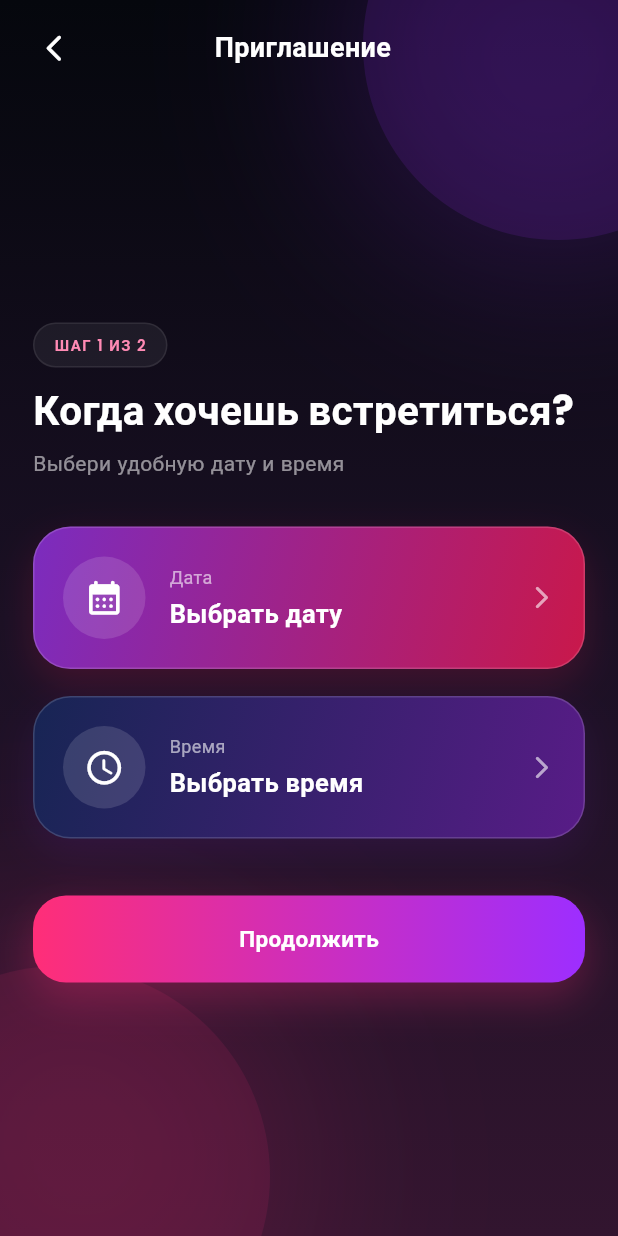
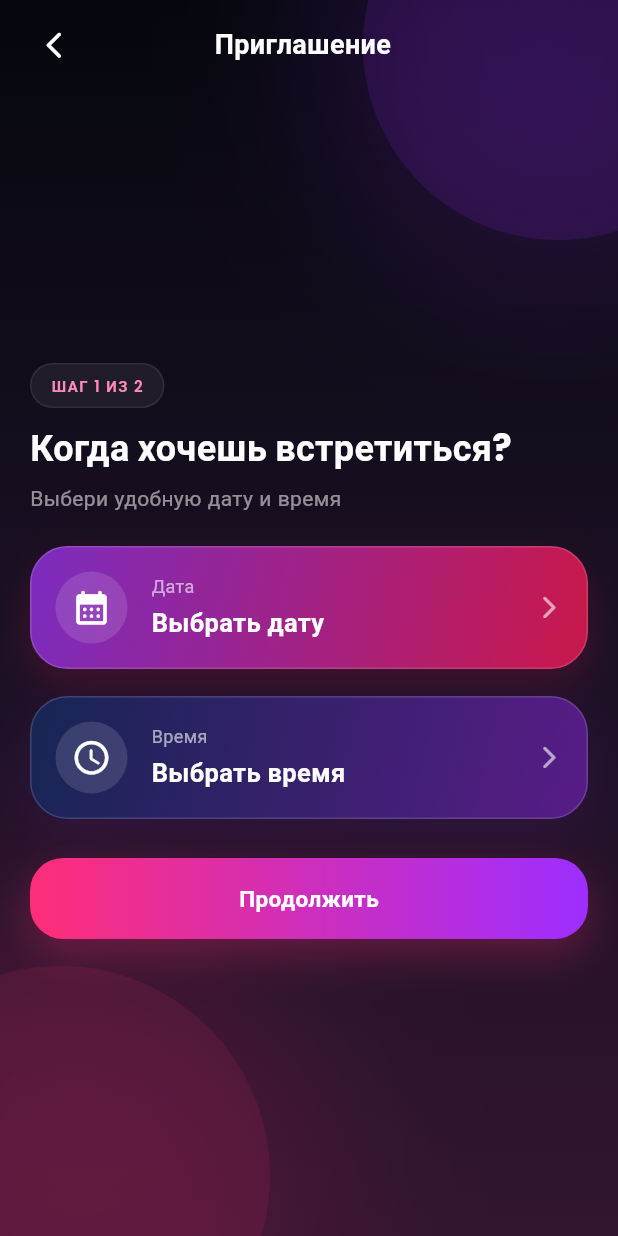
Before and after one commit to Bibka12/love-project, a Flutter app: the DateScreen screen opened directly, after a tap on "Конечно ❤️", on a phone screen of 412 x 824 dp. Run offline on Flutter 3.47's test engine with Material 3 defaults, Android fonts, the phone set to English and light mode, and no system bars; our stand-ins replace audio_service, audioplayers, google_fonts, just_audio, shared_preferences, vibration; accounts and stored records are empty; statements that could not run were skipped.

Commit message:
Improve mobile layout

```diff
--- a/lib/date_screen.dart
+++ b/lib/date_screen.dart
@@ -631,7 +631,12 @@ class _DateScreenState extends State<DateScreen> {
                               ),
                             );
                           },
+                      child: Center(
+                        child: ConstrainedBox(
+                          constraints: const BoxConstraints(maxWidth: 520),
                           child: buildCurrentStep(),
+                        ),
+                      ),
                     ),
                   ),
                 ],
@@ -691,8 +696,11 @@ class _DateScreenState extends State<DateScreen> {
   }
 
   Widget buildTopBar() {
-    return Padding(
-      padding: const EdgeInsets.fromLTRB(12, 8, 20, 5),
+    return Center(
+      child: ConstrainedBox(
+        constraints: const BoxConstraints(maxWidth: 560),
+        child: Padding(
+          padding: const EdgeInsets.fromLTRB(12, 6, 20, 4),
           child: Row(
             children: [
           IconButton(
@@ -727,6 +735,8 @@ class _DateScreenState extends State<DateScreen> {
               const SizedBox(width: 48),
             ],
           ),
+        ),
+      ),
     );
   }
 
@@ -752,13 +762,13 @@ class _DateScreenState extends State<DateScreen> {
   Widget buildIntroStep({required Key key}) {
     return SingleChildScrollView(
       key: key,
-      padding: const EdgeInsets.fromLTRB(24, 25, 24, 30),
+      padding: const EdgeInsets.fromLTRB(20, 10, 20, 24),
       child: Column(
         children: [
-          const SizedBox(height: 25),
+          const SizedBox(height: 8),
           Container(
-            width: 145,
-            height: 145,
+            width: 116,
+            height: 116,
             alignment: Alignment.center,
             decoration: BoxDecoration(
               shape: BoxShape.circle,
@@ -775,15 +785,15 @@ class _DateScreenState extends State<DateScreen> {
                 ),
               ],
             ),
-            child: const Text('💌', style: TextStyle(fontSize: 65)),
+            child: const Text('💌', style: TextStyle(fontSize: 52)),
           ),
-          const SizedBox(height: 42),
+          const SizedBox(height: 24),
           Text(
             'Жаааным, соскучилась по мне?',
             textAlign: TextAlign.center,
             style: GoogleFonts.poppins(
               color: Colors.white,
-              fontSize: 29,
+              fontSize: 24,
               fontWeight: FontWeight.bold,
               height: 1.25,
             ),
@@ -798,7 +808,7 @@ class _DateScreenState extends State<DateScreen> {
               height: 1.6,
             ),
           ),
-          const SizedBox(height: 48),
+          const SizedBox(height: 28),
           buildMainButton(
             title: 'Конечно ❤️',
             onTap: () async {
@@ -825,7 +835,7 @@ class _DateScreenState extends State<DateScreen> {
   Widget buildDateStep({required Key key}) {
     return SingleChildScrollView(
       key: key,
-      padding: const EdgeInsets.fromLTRB(22, 20, 22, 35),
+      padding: const EdgeInsets.fromLTRB(20, 12, 20, 26),
       child: Column(
         crossAxisAlignment: CrossAxisAlignment.start,
         children: [
@@ -835,7 +845,7 @@ class _DateScreenState extends State<DateScreen> {
             'Когда хочешь встретиться?',
             style: GoogleFonts.poppins(
               color: Colors.white,
-              fontSize: 27,
+              fontSize: 24,
               fontWeight: FontWeight.bold,
               height: 1.25,
             ),
@@ -845,7 +855,7 @@ class _DateScreenState extends State<DateScreen> {
             'Выбери удобную дату и время',
             style: GoogleFonts.poppins(color: Colors.white54, fontSize: 14),
           ),
-          const SizedBox(height: 32),
+          const SizedBox(height: 22),
           buildPickerCard(
             icon: Icons.calendar_month_rounded,
             title: 'Дата',
@@ -865,7 +875,7 @@ class _DateScreenState extends State<DateScreen> {
             onTap: selectTime,
             colors: const [Color(0xff172554), Color(0xff581C87)],
           ),
-          const SizedBox(height: 38),
+          const SizedBox(height: 26),
           buildMainButton(
             title: 'Продолжить',
             onTap: () async {
@@ -895,7 +905,7 @@ class _DateScreenState extends State<DateScreen> {
     return SingleChildScrollView(
       key: key,
       keyboardDismissBehavior: ScrollViewKeyboardDismissBehavior.onDrag,
-      padding: const EdgeInsets.fromLTRB(22, 20, 22, 40),
+      padding: const EdgeInsets.fromLTRB(20, 12, 20, 28),
       child: Column(
         crossAxisAlignment: CrossAxisAlignment.start,
         children: [
@@ -905,7 +915,7 @@ class _DateScreenState extends State<DateScreen> {
             'Чем займёмся?',
             style: GoogleFonts.poppins(
               color: Colors.white,
-              fontSize: 27,
+              fontSize: 24,
               fontWeight: FontWeight.bold,
             ),
           ),
@@ -915,15 +925,19 @@ class _DateScreenState extends State<DateScreen> {
             style: GoogleFonts.poppins(color: Colors.white54, fontSize: 14),
           ),
           const SizedBox(height: 26),
-          GridView.builder(
+          LayoutBuilder(
+            builder: (context, constraints) {
+              final bool veryNarrow = constraints.maxWidth < 350;
+
+              return GridView.builder(
                 shrinkWrap: true,
                 physics: const NeverScrollableScrollPhysics(),
                 itemCount: activities.length,
-            gridDelegate: const SliverGridDelegateWithFixedCrossAxisCount(
+                gridDelegate: SliverGridDelegateWithFixedCrossAxisCount(
                   crossAxisCount: 2,
-              crossAxisSpacing: 13,
-              mainAxisSpacing: 13,
-              childAspectRatio: 1.65,
+                  crossAxisSpacing: 11,
+                  mainAxisSpacing: 11,
+                  childAspectRatio: veryNarrow ? 1.45 : 1.70,
                 ),
                 itemBuilder: (context, index) {
               final Map<String, String> activity = activities[index];
@@ -1002,8 +1016,10 @@ class _DateScreenState extends State<DateScreen> {
                 ),
               );
                 },
+              );
+            },
           ),
-          const SizedBox(height: 25),
+          const SizedBox(height: 20),
           Text(
             'Своя идея',
             style: GoogleFonts.poppins(
@@ -1070,13 +1086,13 @@ class _DateScreenState extends State<DateScreen> {
   Widget buildSuccessStep({required Key key}) {
     return SingleChildScrollView(
       key: key,
-      padding: const EdgeInsets.fromLTRB(24, 45, 24, 35),
+      padding: const EdgeInsets.fromLTRB(20, 10, 20, 24),
       child: Column(
         children: [
-          const SizedBox(height: 20),
+          const SizedBox(height: 6),
           Container(
-            width: 145,
-            height: 145,
+            width: 108,
+            height: 108,
             alignment: Alignment.center,
             decoration: BoxDecoration(
               shape: BoxShape.circle,
@@ -1090,15 +1106,15 @@ class _DateScreenState extends State<DateScreen> {
                 ),
               ],
             ),
-            child: const Text('🥳', style: TextStyle(fontSize: 67)),
+            child: const Text('🥳', style: TextStyle(fontSize: 52)),
           ),
-          const SizedBox(height: 40),
+          const SizedBox(height: 22),
           Text(
             'Приглашение отправлено!',
             textAlign: TextAlign.center,
             style: GoogleFonts.poppins(
               color: Colors.white,
-              fontSize: 28,
+              fontSize: 23,
               fontWeight: FontWeight.bold,
               height: 1.25,
             ),
@@ -1174,7 +1190,7 @@ class _DateScreenState extends State<DateScreen> {
       onTap: onTap,
       child: Container(
         width: double.infinity,
-        padding: const EdgeInsets.all(19),
+        padding: const EdgeInsets.all(16),
         decoration: BoxDecoration(
           gradient: LinearGradient(
             begin: Alignment.topLeft,
@@ -1194,8 +1210,8 @@ class _DateScreenState extends State<DateScreen> {
         child: Row(
           children: [
             Container(
-              width: 55,
-              height: 55,
+              width: 48,
+              height: 48,
               decoration: BoxDecoration(
                 shape: BoxShape.circle,
                 color: Colors.white.withValues(alpha: 0.13),
@@ -1315,7 +1331,7 @@ class _DateScreenState extends State<DateScreen> {
         opacity: onTap == null ? 0.65 : 1,
         child: Container(
           width: double.infinity,
-          height: 58,
+          height: 54,
           alignment: Alignment.center,
           decoration: BoxDecoration(
             borderRadius: BorderRadius.circular(22),
```
Also changed, not shown: 2 other files. Lines whose indentation alone changed are shown as unchanged.
